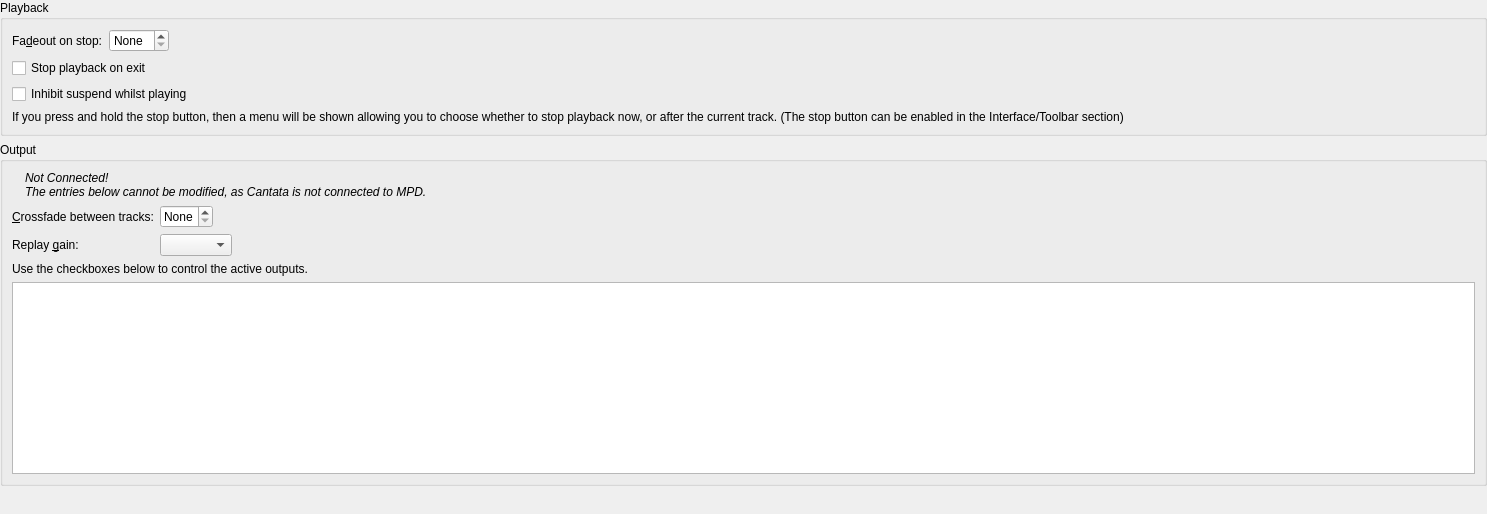
First picture: the form in gui/playbacksettings.ui, repository CDrummond/cantata, before the edit.
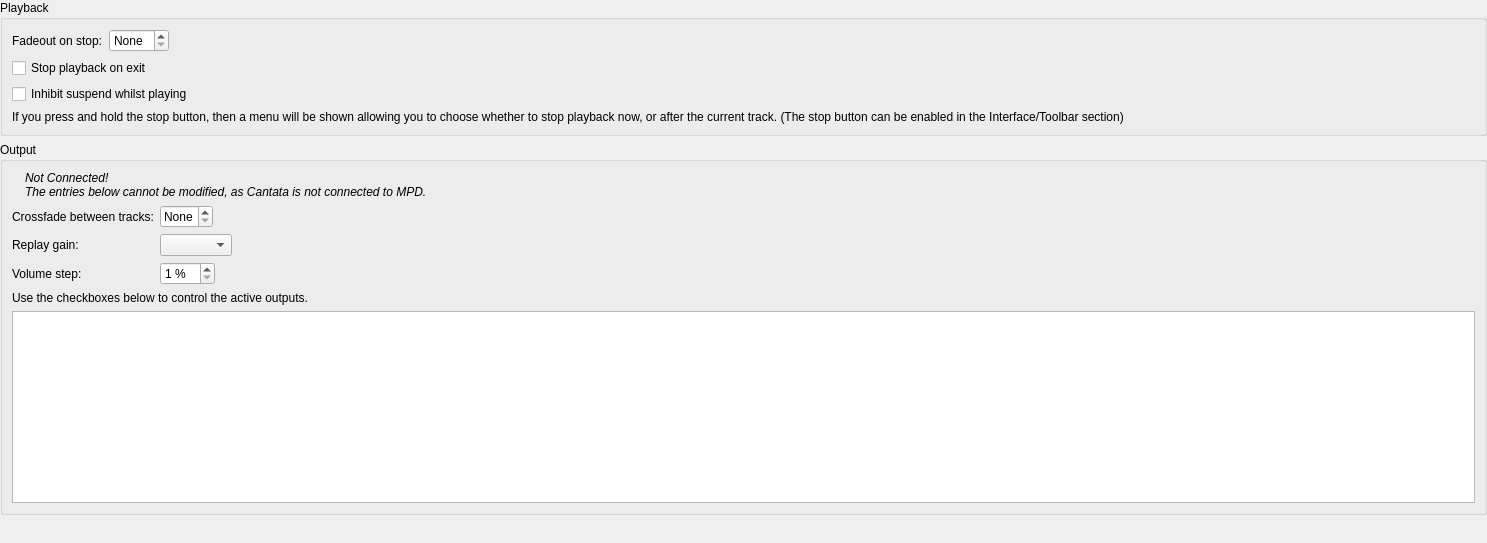
Second picture: the form after the edit. Custom widgets are drawn as their Qt base class.

Commit message: Add GUI option to control volume step. Issue #1127

What changed in the file:
```diff
--- a/gui/playbacksettings.ui
+++ b/gui/playbacksettings.ui
@@ -35,7 +35,7 @@
       <item row="0" column="0">
        <widget class="BuddyLabel" name="label_6b">
         <property name="text">
-         <string>Fa&amp;deout on stop:</string>
+         <string>Fadeout on stop:</string>
         </property>
         <property name="buddy">
          <cstring>stopFadeDuration</cstring>
@@ -109,7 +109,7 @@
         <item row="0" column="0">
          <widget class="BuddyLabel" name="crossfadingLabel">
           <property name="text">
-           <string>&amp;Crossfade between tracks:</string>
+           <string>Crossfade between tracks:</string>
           </property>
           <property name="buddy">
            <cstring>crossfading</cstring>
@@ -132,7 +132,7 @@
         <item row="1" column="0">
          <widget class="BuddyLabel" name="replayGainLabel">
           <property name="text">
-           <string>Replay &amp;gain:</string>
+           <string>Replay gain:</string>
           </property>
           <property name="buddy">
            <cstring>replayGain</cstring>
@@ -181,7 +181,33 @@
           </item>
          </layout>
         </item>
-        <item row="2" column="0" colspan="2">
+        <item row="2" column="0">
+         <widget class="BuddyLabel" name="volumeStepLabel">
+          <property name="text">
+           <string>Volume step:</string>
+          </property>
+          <property name="buddy">
+           <cstring>volumeStep</cstring>
+          </property>
+          <property name="toolTip">
+           <string>&lt;p&gt;Amount to change volume by when using either the volume control keyboard shortcuts, or the mouse wheel over the toolbar volume control.&lt;/p&gt;</string>
+          </property>
+         </widget>
+        </item>
+        <item row="2" column="1">
+         <widget class="QSpinBox" name="volumeStep">
+          <property name="suffix">
+           <string> %</string>
+          </property>
+          <property name="minimum">
+           <number>1</number>
+          </property>
+          <property name="maximum">
+           <number>20</number>
+          </property>
+         </widget>
+        </item>
+        <item row="3" column="0" colspan="2">
          <widget class="QLabel" name="outputsViewLabel">
           <property name="text">
            <string>Use the checkboxes below to control the active outputs.</string>
@@ -191,7 +217,7 @@
           </property>
          </widget>
         </item>
-        <item row="3" column="0" colspan="2">
+        <item row="4" column="0" colspan="2">
          <widget class="QListWidget" name="outputsView"/>
         </item>
        </layout>
```
The commit also changes 6 other files.
